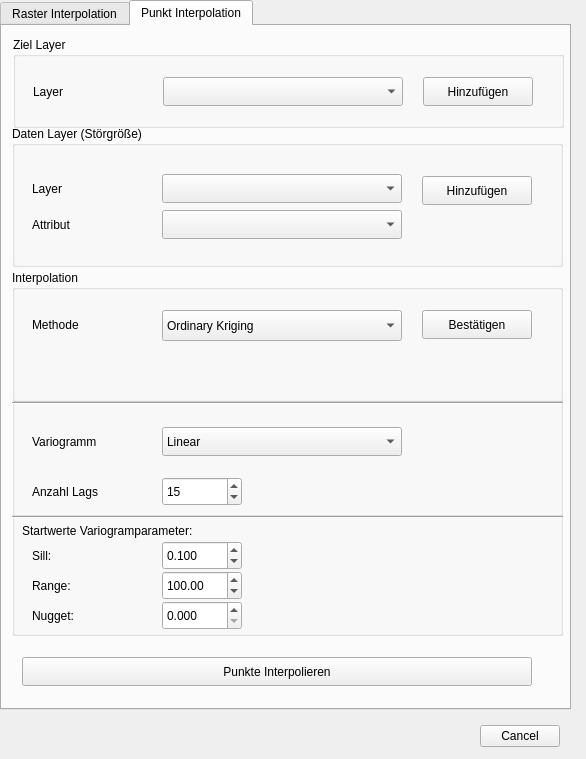
Above: Optimierung.ui from FARMWISSEN/OFE-Datenfusion before the change. Below: the same form after it.
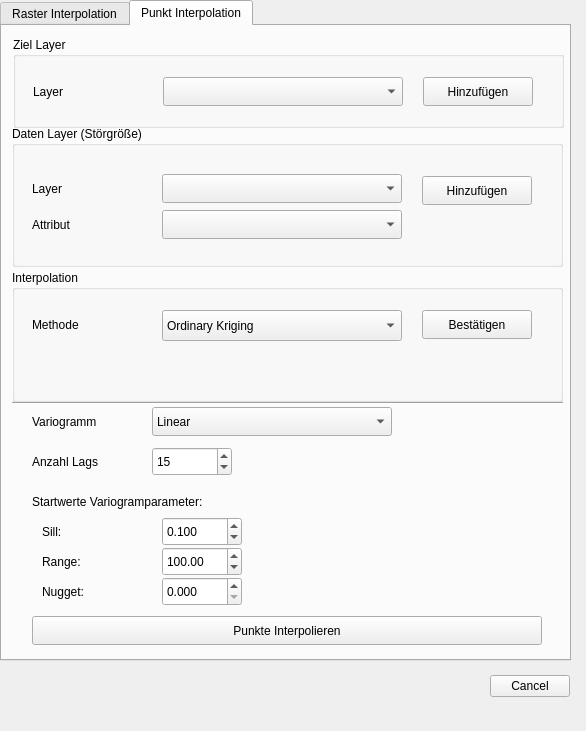
That is the form after the change. The open tabs and pages were chosen to show the change. Custom widgets are drawn as their Qt base class.

Commit message: feat: implement dynamic parameter system for interpolation methods using QStackedWidget

What changed in the file:
```diff
--- a/Optimierung.ui
+++ b/Optimierung.ui
@@ -7,7 +7,7 @@
     <x>0</x>
     <y>0</y>
     <width>586</width>
-    <height>759</height>
+    <height>731</height>
    </rect>
   </property>
   <property name="windowTitle">
@@ -19,7 +19,7 @@
      <x>0</x>
      <y>0</y>
      <width>571</width>
-     <height>710</height>
+     <height>661</height>
     </rect>
    </property>
    <property name="currentIndex">
@@ -637,7 +637,7 @@
      <property name="title">
       <string>Interpolation</string>
      </property>
-     <widget class="QComboBox" name="comboBox_method">
+     <widget class="QComboBox" name="comboBox_method_point">
       <property name="geometry">
        <rect>
         <x>150</x>
@@ -679,23 +679,24 @@
       </property>
      </widget>
     </widget>
-    <widget class="QGroupBox" name="groupBox_4">
+    <widget class="QStackedWidget" name="stackedWidget_method_params_point">
      <property name="geometry">
       <rect>
        <x>10</x>
        <y>371</y>
        <width>551</width>
-       <height>121</height>
+       <height>250</height>
       </rect>
      </property>
-     <property name="title">
-      <string/>
+     <property name="currentIndex">
+      <number>0</number>
      </property>
+     <widget class="QWidget" name="page_ordinary_kriging_point">
      <widget class="QComboBox" name="comboBox_variogram_point">
       <property name="geometry">
        <rect>
-        <x>150</x>
-        <y>30</y>
+         <x>140</x>
+         <y>10</y>
         <width>240</width>
         <height>29</height>
        </rect>
@@ -725,7 +726,7 @@
       <property name="geometry">
        <rect>
         <x>20</x>
-        <y>30</y>
+         <y>10</y>
         <width>121</width>
         <height>29</height>
        </rect>
@@ -737,8 +738,8 @@
      <widget class="QSpinBox" name="spinBox_lags_point">
       <property name="geometry">
        <rect>
-        <x>150</x>
-        <y>80</y>
+         <x>140</x>
+         <y>50</y>
         <width>80</width>
         <height>29</height>
        </rect>
@@ -757,7 +758,7 @@
       <property name="geometry">
        <rect>
         <x>20</x>
-        <y>80</y>
+         <y>50</y>
         <width>121</width>
         <height>29</height>
        </rect>
@@ -766,24 +767,24 @@
        <string>Anzahl Lags</string>
       </property>
      </widget>
-    </widget>
-    <widget class="QGroupBox" name="groupBox_2">
+      <widget class="QLabel" name="label_sill_6">
      <property name="geometry">
       <rect>
-       <x>10</x>
-       <y>485</y>
-       <width>551</width>
-       <height>125</height>
-      </rect>
-     </property>
-     <property name="title">
-      <string/>
-     </property>
+         <x>20</x>
+         <y>90</y>
+         <width>231</width>
+         <height>29</height>
+        </rect>
+       </property>
+       <property name="text">
+        <string>Startwerte Variogramparameter:</string>
+       </property>
+      </widget>
      <widget class="QLabel" name="label_sill_4">
       <property name="geometry">
        <rect>
-        <x>20</x>
-        <y>30</y>
+         <x>30</x>
+         <y>120</y>
         <width>30</width>
         <height>29</height>
        </rect>
@@ -796,7 +797,7 @@
       <property name="geometry">
        <rect>
         <x>150</x>
-        <y>30</y>
+         <y>120</y>
         <width>80</width>
         <height>29</height>
        </rect>
@@ -814,8 +815,8 @@
      <widget class="QLabel" name="label_range_4">
       <property name="geometry">
        <rect>
-        <x>20</x>
-        <y>60</y>
+         <x>30</x>
+         <y>150</y>
         <width>61</width>
         <height>29</height>
        </rect>
@@ -824,43 +825,11 @@
        <string>Range:</string>
       </property>
      </widget>
-     <widget class="QDoubleSpinBox" name="doubleSpinBox_nugget_point">
-      <property name="geometry">
-       <rect>
-        <x>150</x>
-        <y>90</y>
-        <width>80</width>
-        <height>29</height>
-       </rect>
-      </property>
-      <property name="decimals">
-       <number>3</number>
-      </property>
-      <property name="singleStep">
-       <double>0.100000000000000</double>
-      </property>
-      <property name="value">
-       <double>0.000000000000000</double>
-      </property>
-     </widget>
-     <widget class="QLabel" name="label_nugget_4">
-      <property name="geometry">
-       <rect>
-        <x>20</x>
-        <y>90</y>
-        <width>69</width>
-        <height>29</height>
-       </rect>
-      </property>
-      <property name="text">
-       <string>Nugget:</string>
-      </property>
-     </widget>
      <widget class="QDoubleSpinBox" name="doubleSpinBox_range_point">
       <property name="geometry">
        <rect>
         <x>150</x>
-        <y>60</y>
+         <y>150</y>
         <width>80</width>
         <height>29</height>
        </rect>
@@ -872,11 +841,43 @@
        <double>100.000000000000000</double>
       </property>
      </widget>
+      <widget class="QLabel" name="label_nugget_4">
+       <property name="geometry">
+        <rect>
+         <x>30</x>
+         <y>180</y>
+         <width>69</width>
+         <height>29</height>
+        </rect>
+       </property>
+       <property name="text">
+        <string>Nugget:</string>
+       </property>
+      </widget>
+      <widget class="QDoubleSpinBox" name="doubleSpinBox_nugget_point">
+       <property name="geometry">
+        <rect>
+         <x>150</x>
+         <y>180</y>
+         <width>80</width>
+         <height>29</height>
+        </rect>
+       </property>
+       <property name="decimals">
+        <number>3</number>
+       </property>
+       <property name="singleStep">
+        <double>0.100000000000000</double>
+       </property>
+       <property name="value">
+        <double>0.000000000000000</double>
+       </property>
+      </widget>
      <widget class="QWidget" name="page_kriging_2" native="true">
       <property name="geometry">
        <rect>
         <x>400</x>
-        <y>10</y>
+         <y>100</y>
         <width>141</width>
         <height>110</height>
        </rect>
@@ -886,31 +887,43 @@
       <property name="geometry">
        <rect>
         <x>240</x>
-        <y>10</y>
+         <y>100</y>
         <width>141</width>
         <height>110</height>
        </rect>
       </property>
      </widget>
-     <widget class="QLabel" name="label_sill_6">
+     </widget>
+     <widget class="QWidget" name="page_nearest_neighbor_point">
+      <widget class="QLabel" name="label_nn_info_point">
       <property name="geometry">
        <rect>
         <x>10</x>
-        <y>5</y>
-        <width>231</width>
-        <height>29</height>
+         <y>20</y>
+         <width>531</width>
+         <height>81</height>
        </rect>
       </property>
       <property name="text">
-       <string>Startwerte Variogramparameter:</string>
-      </property>
+        <string>Nearest Neighbor Interpolation (Test-Methode)
+
+Diese Methode ist noch nicht vollständig implementiert.
+Sie dient als Beispiel für die Erweiterbarkeit des Systems.</string>
+       </property>
+       <property name="alignment">
+        <set>Qt::AlignLeading|Qt::AlignLeft|Qt::AlignTop</set>
+       </property>
+       <property name="wordWrap">
+        <bool>true</bool>
+       </property>
+      </widget>
      </widget>
     </widget>
     <widget class="QPushButton" name="button_interpolate_points">
      <property name="geometry">
       <rect>
-       <x>20</x>
-       <y>631</y>
+       <x>30</x>
+       <y>590</y>
        <width>510</width>
        <height>29</height>
       </rect>
@@ -919,19 +932,6 @@
       <string>Punkte Interpolieren</string>
      </property>
     </widget>
-    <widget class="Line" name="line_5">
-     <property name="geometry">
-      <rect>
-       <x>10</x>
-       <y>483</y>
-       <width>551</width>
-       <height>16</height>
-      </rect>
-     </property>
-     <property name="orientation">
-      <enum>Qt::Horizontal</enum>
-     </property>
-    </widget>
     <widget class="Line" name="line_6">
      <property name="geometry">
       <rect>
@@ -950,8 +950,8 @@
   <widget class="QDialogButtonBox" name="button_box">
    <property name="geometry">
     <rect>
-     <x>360</x>
-     <y>720</y>
+     <x>370</x>
+     <y>670</y>
      <width>200</width>
      <height>32</height>
     </rect>
```
Left out of the diff: 106 changed lines with no effect on the pictures. Lines whose indentation alone changed are shown as unchanged. The commit also changes 3 other files.
